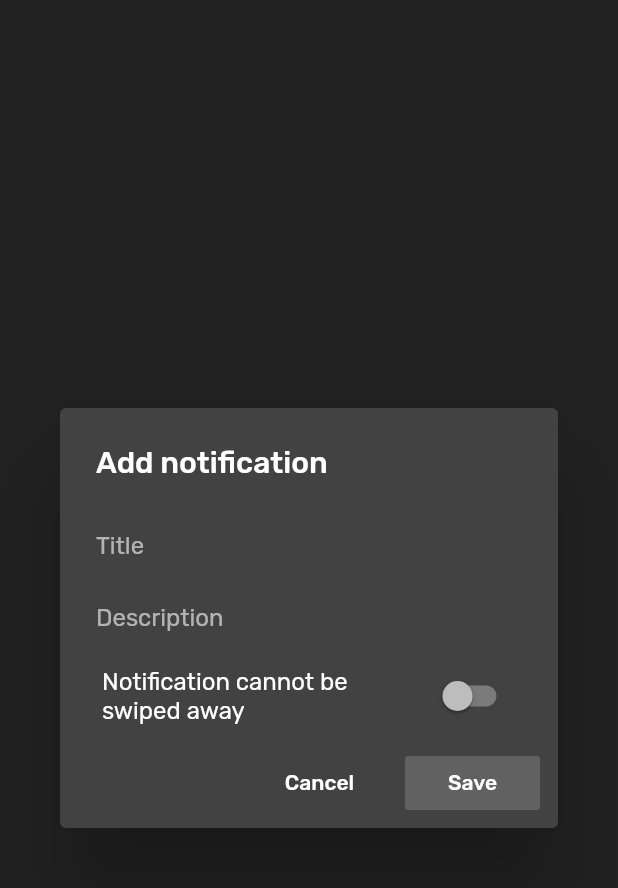
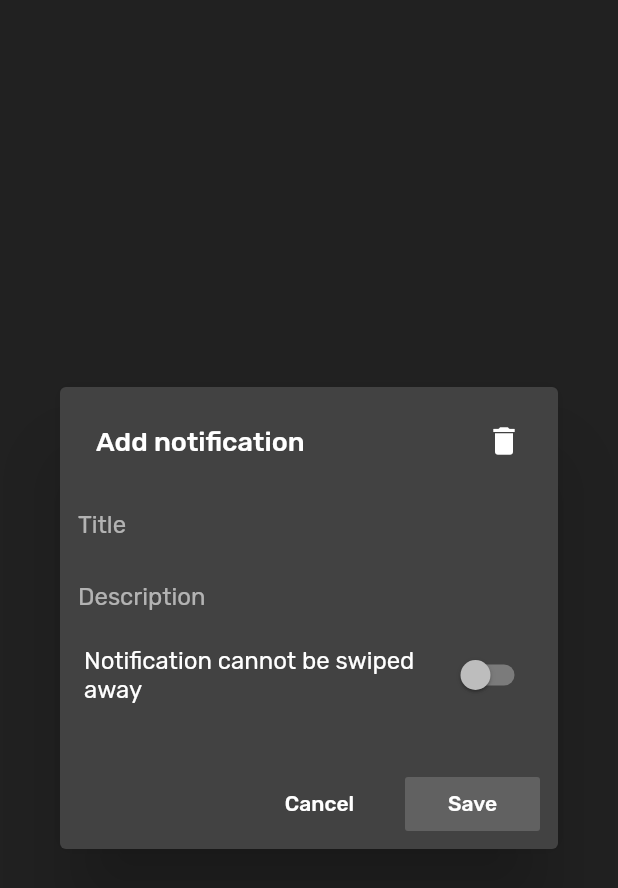
Before and after one commit to probablykasper/notifier, a Flutter app: the NotificationDialog widget shown alone on an empty page, opened directly, on a phone screen of 412 x 824 dp. Shown: the top 888 px of the screen. Run offline on Flutter 3.47's test engine with Material 2 defaults, Android fonts, the phone set to English and light mode, and no system bars; our stand-ins replace shared_preferences; accounts and stored records are empty.

Commit message:
Improved padding in the dialog

```diff
--- a/lib/pages/list.dart
+++ b/lib/pages/list.dart
@@ -1,4 +1,6 @@
+import 'package:flutter/cupertino.dart';
 import 'package:flutter/material.dart';
+import 'package:flutter/widgets.dart';
 import 'package:notifier/models/notification_dialog.dart';
 import 'package:scoped_model/scoped_model.dart';
 import 'package:notifier/globals.dart';
@@ -109,11 +111,29 @@ class NotificationDialog extends StatelessWidget {
       child: ScopedModelDescendant<NotificationDialogModel>(
         builder: (context, child, model) {
           print('Building dialog ScopedModelDescendant');
-          return SimpleDialog(
-            title: Text('Add notification'),
-            contentPadding: EdgeInsets.all(12),
+          return Dialog(
+            child: Column(
+              mainAxisSize: MainAxisSize.min,
               children: <Widget>[
-              Container(
+                Padding(
+                  padding: EdgeInsets.only(left: 24, top: 24, right: 24),
+                  child: Row(
+                    mainAxisAlignment: MainAxisAlignment.spaceBetween,
+                    children: <Widget>[
+                      Text(
+                        'Add notification',
+                        style: TextStyle(
+                          fontSize: 18,
+                          fontWeight: FontWeight.w500,
+                        ),
+                      ),
+                      Icon(Icons.delete),
+                    ],
+                  ),
+                ),
+                Padding(
+                  padding: EdgeInsets.only(top: 12, bottom: 16),
+                  child: Container(
                     padding: EdgeInsets.only(top: 8, bottom: 12),
                     width: 600,
                     child: Column(
@@ -121,12 +141,13 @@ class NotificationDialog extends StatelessWidget {
                       children: <Widget>[
                         //* TITLE
                         TextField(
-                      controller: TextEditingController(text: model.item['title']),
+                          controller:
+                              TextEditingController(text: model.item['title']),
                           decoration: InputDecoration(
                             hintText: 'Title',
                             border: InputBorder.none,
-                        contentPadding:
-                            EdgeInsets.symmetric(horizontal: 12, vertical: 12),
+                            contentPadding: EdgeInsets.symmetric(
+                                horizontal: 12, vertical: 12),
                           ),
                           onChanged: (String newValue) {
                             model.item['title'] = newValue;
@@ -134,17 +155,19 @@ class NotificationDialog extends StatelessWidget {
                         ),
                         //* DESCRIPTION
                         TextField(
-                      controller: TextEditingController(text: model.item['description']),
+                          controller: TextEditingController(
+                              text: model.item['description']),
                           decoration: InputDecoration(
                             hintText: 'Description',
                             border: InputBorder.none,
-                        contentPadding:
-                            EdgeInsets.symmetric(horizontal: 12, vertical: 12),
+                            contentPadding: EdgeInsets.symmetric(
+                                horizontal: 12, vertical: 12),
                           ),
                           onChanged: (String newValue) {
                             model.item['description'] = newValue;
                           },
                         ),
+                        //* CANNOT BE SWIPED AWAY?
                         SwitchListTile(
                           title: Text('Notification cannot be swiped away'),
                           value: model.item['noSwipeAway'],
@@ -156,7 +179,10 @@ class NotificationDialog extends StatelessWidget {
                       ],
                     ),
                   ),
-              Row(
+                ),
+                Padding(
+                  padding: EdgeInsets.all(12),
+                  child: Row(
                     mainAxisAlignment: MainAxisAlignment.end,
                     children: <Widget>[
                       //* CANCEL
@@ -176,8 +202,6 @@ class NotificationDialog extends StatelessWidget {
                         elevation: 0,
                         onPressed: () {
                           Navigator.of(context).pop();
-                      // print(model.item);
-                      // print('SAVE HERE');
                           listModel.add(model.item);
                         },
                         color: Colors.grey[700],
@@ -186,7 +210,9 @@ class NotificationDialog extends StatelessWidget {
                       ),
                     ],
                   ),
+                ),
               ],
+            ),
           );
         },
       ),
```
Lines whose indentation alone changed are shown as unchanged.
